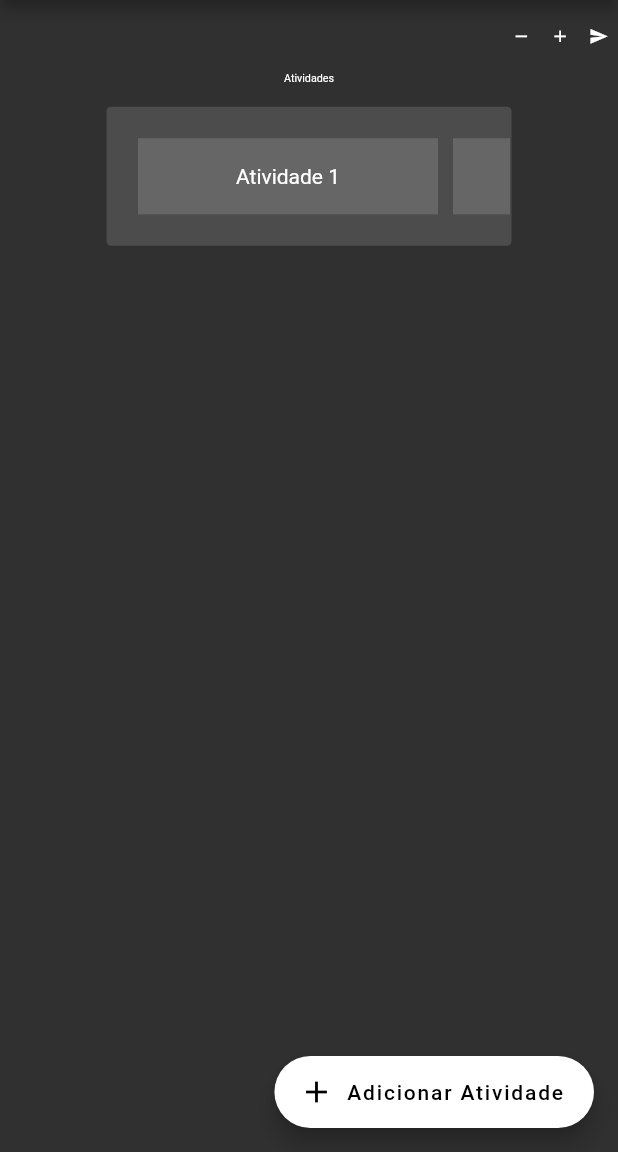
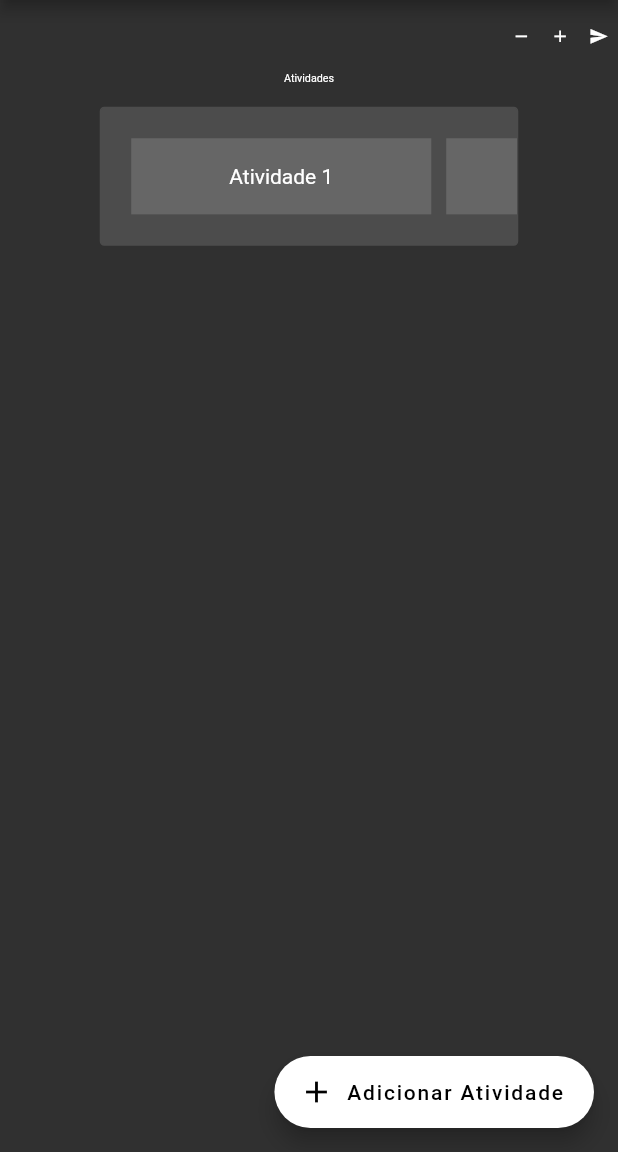
Before and after one commit to varellalexandre/gspufrn, a Flutter app: the screen it shows after launch, on a phone screen of 412 x 824 dp, the part 84-1236 px from its top. Run offline on Flutter 3.47's test engine with Material 2 defaults, Android fonts, the phone set to English and light mode, and no system bars; our stand-ins replace chips_choice; missing offline and left inert: random_color, zoom_widget; Roboto replaces fonts that are missing (Abel).

Commit message:
Atualizando erro nos draggables, falta editar textformatter

```diff
--- a/lib/design/field/draggroup.dart
+++ b/lib/design/field/draggroup.dart
@@ -116,7 +116,7 @@ class draggroup extends StatelessWidget{
 						},
 						onAccept: (data){
 							Job draggedJob;
-							this.response.disponiveis.jobs.forEach((job){
+							this.response.all_jobs.jobs.forEach((job){
 								if(job.id_atv == data){
 									draggedJob = job;
 									this.model.addJob(draggedJob);
--- a/lib/design/views/main.dart
+++ b/lib/design/views/main.dart
@@ -88,7 +88,7 @@ class Main extends StatelessWidget{
 											builder:(context,child,model){
 												return Container(
 													constraints:BoxConstraints(minWidth:300),
-													width:0.5*MediaQuery.of(context).size.width,
+													width:0.75*MediaQuery.of(context).size.width,
 													height:(MediaQuery.of(context).size.height),
 													child:draggroup(
 														model:model.disponiveis,
--- a/lib/models/resposta.dart
+++ b/lib/models/resposta.dart
@@ -5,14 +5,17 @@ import 'package:gspufrn/models/group.dart';
 
 class Resposta extends Model{
 	Group disponiveis;
+	Group all_jobs;
 	List<Group> groups;
 
 	Resposta({List<Job> jobs}){
-		groups = List<Group>();
-		disponiveis = Group();
+		this.groups = List<Group>();
+		this.disponiveis = Group();
+		this.all_jobs = Group();
 		jobs.forEach(
 			(job){
 				this.disponiveis.addJob(job);
+				this.all_jobs.addJob(job);
 			}
 		);
 	}
```
